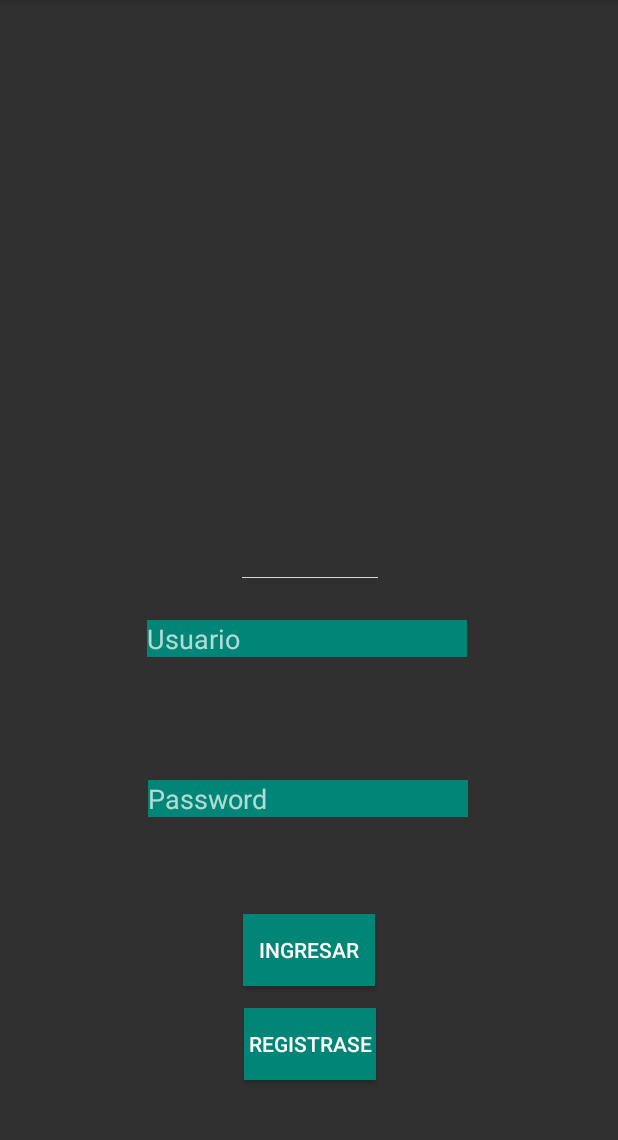
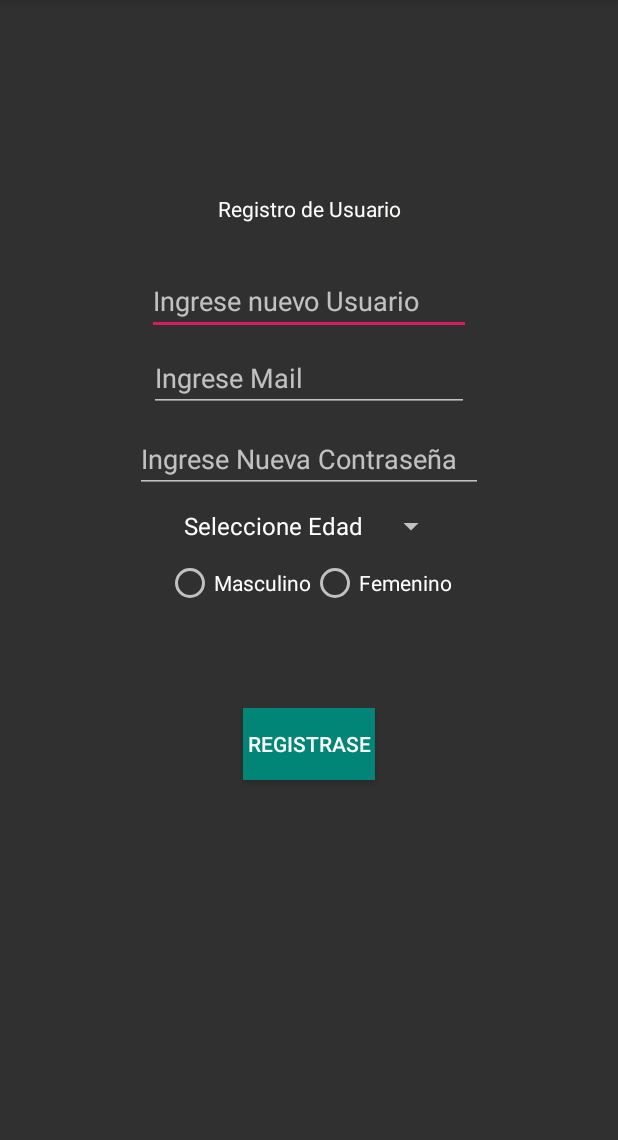
Before and after one commit to AlejandroPerezGarcia/LoginPage, an Android app: the screen it shows after launch (MainActivity before the commit, RegistroUsuario after it), after a tap on "REGISTRASE", on a phone screen of 412 x 824 dp, the part 84-1224 px from its top. Run offline under Robolectric (Android 15) with nearby library versions, the phone set to English and light mode, and no system bars; our stand-ins replace Picasso; pictures from the network do not load.

Commit message:
desafio parte 2

```diff
--- a/app/build.gradle
+++ b/app/build.gradle
@@ -24,6 +24,7 @@ dependencies {
     implementation 'androidx.appcompat:appcompat:1.1.0'
     implementation 'androidx.constraintlayout:constraintlayout:1.1.3'
     implementation 'com.squareup.picasso:picasso:2.71828'
+    implementation 'com.google.android.material:material:1.1.0'
     testImplementation 'junit:junit:4.12'
     androidTestImplementation 'androidx.test.ext:junit:1.1.1'
     androidTestImplementation 'androidx.test.espresso:espresso-core:3.2.0'
--- a/app/src/main/java/cl/desafiolatam/loginpage/MainActivity.java
+++ b/app/src/main/java/cl/desafiolatam/loginpage/MainActivity.java
@@ -34,7 +34,7 @@ public class MainActivity extends AppCompatActivity {
         btntoast.setOnClickListener(new View.OnClickListener() {
             @Override
             public void onClick(View v) {
-                Toast.makeText(getApplicationContext(), "Usuario ingreso con exito", Toast.LENGTH_SHORT).show();
+                startActivity(new Intent(MainActivity.this, ActivitiHome.class));
 
             }
         });
--- a/app/src/main/java/cl/desafiolatam/loginpage/RegistroUsuario.java
+++ b/app/src/main/java/cl/desafiolatam/loginpage/RegistroUsuario.java
@@ -1,4 +1,7 @@
 package cl.desafiolatam.loginpage;
+
+import android.os.Bundle;
+import android.widget.Spinner;
 
 import androidx.appcompat.app.AppCompatActivity;
 
@@ -7,7 +10,15 @@ public class RegistroUsuario extends AppCompatActivity {
 
 
 
+    protected void onCreate(Bundle savedInstanceState) {
+        super.onCreate(savedInstanceState);
+        setContentView(R.layout.ingreso_usuario);
 
 
 
+
+
+    }
+
+
 }
--- a/app/src/main/res/layout/ingreso_usuario.xml
+++ b/app/src/main/res/layout/ingreso_usuario.xml
@@ -1,22 +1,22 @@
 <?xml version="1.0" encoding="utf-8"?>
-<androidx.constraintlayout.widget.ConstraintLayout
-    xmlns:android="http://schemas.android.com/apk/res/android"
+<androidx.constraintlayout.widget.ConstraintLayout xmlns:android="http://schemas.android.com/apk/res/android"
     xmlns:app="http://schemas.android.com/apk/res-auto"
     xmlns:tools="http://schemas.android.com/tools"
     android:layout_width="match_parent"
-    android:layout_height="match_parent">
+    android:layout_height="match_parent"
+    android:orientation="horizontal">
 
 
-     <TextView
+    <TextView
         android:id="@+id/textView"
-        android:layout_width="wrap_content"
+        android:layout_width="0dp"
         android:layout_height="wrap_content"
         android:layout_marginStart="145dp"
-        android:layout_marginTop="89dp"
-        android:layout_marginEnd="145dp"
-        android:layout_marginBottom="623dp"
+        android:layout_marginTop="70dp"
+        android:layout_marginEnd="140dp"
+        android:layout_marginBottom="560dp"
+        android:text="@string/app_registro_usuario"
         android:textColor="@color/colorLetras"
-        android:text="@string/app_registro_usuario"
         app:layout_constraintBottom_toBottomOf="parent"
         app:layout_constraintEnd_toEndOf="parent"
         app:layout_constraintStart_toStartOf="parent"
@@ -24,39 +24,113 @@
 
     <EditText
         android:id="@+id/editText"
-        android:layout_width="wrap_content"
+        android:layout_width="0dp"
         android:layout_height="wrap_content"
-        android:layout_marginStart="99dp"
-        android:layout_marginTop="55dp"
+        android:layout_marginStart="98dp"
+        android:layout_marginTop="20dp"
         android:layout_marginEnd="98dp"
-        android:layout_marginBottom="21dp"
+        android:layout_marginBottom="20dp"
         android:ems="10"
+        android:entries="@array/edades"
         android:hint="@string/app_nuevo_usuario"
         android:inputType="textPersonName"
-        android:text="Name"
-        android:entries="@array/edades"
         app:layout_constraintBottom_toTopOf="@+id/editText5"
         app:layout_constraintEnd_toEndOf="parent"
+        app:layout_constraintHorizontal_bias="1.0"
         app:layout_constraintStart_toStartOf="parent"
         app:layout_constraintTop_toBottomOf="@+id/textView" />
 
     <EditText
         android:id="@+id/editText5"
-        android:layout_width="wrap_content"
+        android:layout_width="0dp"
         android:layout_height="wrap_content"
+        android:layout_marginStart="90dp"
+        android:layout_marginTop="31dp"
+        android:layout_marginEnd="90dp"
+        android:layout_marginBottom="20dp"
         android:ems="10"
         android:hint="@string/app_ingrese_password"
         android:inputType="textPassword"
-        tools:layout_editor_absoluteX="99dp"
-        tools:layout_editor_absoluteY="256dp" />
+        android:maxLength="6"
+        app:layout_constraintBottom_toTopOf="@+id/spinner"
+        app:layout_constraintEnd_toEndOf="parent"
+        app:layout_constraintHorizontal_bias="0.0"
+        app:layout_constraintStart_toStartOf="parent"
+        app:layout_constraintTop_toBottomOf="@+id/editText" />
+
+    <Spinner
+        android:id="@+id/spinner"
+        android:layout_width="wrap_content"
+        android:layout_height="wrap_content"
+        android:layout_marginTop="10dp"
+        android:layout_marginBottom="10dp"
+        android:entries="@array/edades"
+        android:spinnerMode="dialog"
+
+        app:layout_constraintEnd_toEndOf="parent"
+        app:layout_constraintStart_toStartOf="parent"
+        app:layout_constraintTop_toBottomOf="@+id/editText5" />
+
+    <EditText
+        android:id="@+id/editText2"
+        android:layout_width="wrap_content"
+        android:layout_height="wrap_content"
+        android:layout_marginStart="99dp"
+        android:layout_marginTop="17dp"
+        android:layout_marginEnd="99dp"
+        android:layout_marginBottom="19dp"
+        android:ems="10"
+        android:hint="@string/app_email"
+        android:inputType="textEmailAddress"
+        app:layout_constraintBottom_toTopOf="@+id/editText5"
+        app:layout_constraintEnd_toEndOf="parent"
+        app:layout_constraintStart_toStartOf="parent"
+        app:layout_constraintTop_toBottomOf="@+id/editText" />
 
 
-    <Spinner
-        android:id="@+id/spinner4"
+    <Button
+        android:id="@+id/button3"
         android:layout_width="wrap_content"
         android:layout_height="wrap_content"
-        tools:layout_editor_absoluteX="181dp"
-        tools:layout_editor_absoluteY="353dp" />
+        android:layout_marginStart="175dp"
+        android:layout_marginTop="67dp"
+        android:layout_marginEnd="175dp"
+        android:layout_marginBottom="248dp"
+        android:background="@color/colorPrimary"
+        android:text="@string/app_registrarse"
+        android:textColor="@color/colorLetras"
+        app:layout_constraintBottom_toBottomOf="parent"
+        app:layout_constraintEnd_toEndOf="parent"
+        app:layout_constraintStart_toStartOf="parent"
+        app:layout_constraintTop_toBottomOf="@+id/radioGroup" />
+
+    <RadioGroup
+        android:id="@+id/radioGroup"
+        android:layout_width="wrap_content"
+        android:layout_height="wrap_content"
+        android:layout_marginTop="10dp"
+        android:orientation="horizontal"
+        app:layout_constraintEnd_toEndOf="parent"
+
+
+        app:layout_constraintStart_toStartOf="parent"
+        app:layout_constraintTop_toBottomOf="@+id/spinner">
+
+        <RadioButton
+            android:id="@+id/radioButton4"
+            android:layout_width="wrap_content"
+            android:layout_height="wrap_content"
+
+            android:text="@string/app_masculino" />
+
+        <RadioButton
+            android:id="@+id/radioButton6"
+            android:layout_width="wrap_content"
+            android:layout_height="wrap_content"
+
+            android:text="@string/app_fememino" />
+
+    </RadioGroup>
 
 
 </androidx.constraintlayout.widget.ConstraintLayout>
--- /dev/null
+++ b/app/src/main/res/values/dimens.xml
@@ -0,0 +1,3 @@
+<resources>
+    <dimen name="fab_margin">16dp</dimen>
+</resources>
--- a/app/src/main/res/values/strings.xml
+++ b/app/src/main/res/values/strings.xml
@@ -9,6 +9,9 @@
     <string name="app_ingrese_password">Ingrese Nueva Contraseña</string>
     <string name="app_ingreso_edad">ingrese su Edad</string>
     <string name="app_registrarse">Registrase</string>
+    <string name="app_email">Ingrese Mail</string>
+    <string name="app_masculino">Masculino</string>
+    <string name="app_fememino">Femenino</string>
 
 
     <string-array name="edades">
@@ -39,4 +42,7 @@
         <item>39</item>
         <item>40</item>
     </string-array>
+    <string name="title_activity_activiti_home">ActivitiHome</string>
+
+
 </resources>
--- a/app/src/main/res/values/styles.xml
+++ b/app/src/main/res/values/styles.xml
@@ -8,7 +8,14 @@
         <item name="colorAccent">@color/colorAccent</item>
     </style>
 
+    <style name="AppTheme.NoActionBar">
+        <item name="windowActionBar">false</item>
+        <item name="windowNoTitle">true</item>
+    </style>
 
+    <style name="AppTheme.AppBarOverlay" parent="ThemeOverlay.AppCompat.Dark.ActionBar" />
+
+    <style name="AppTheme.PopupOverlay" parent="ThemeOverlay.AppCompat.Light" />
 
 
 </resources>
```
Also changed, not shown: app/src/main/AndroidManifest.xml (+7 -4 lines), app/src/main/java/cl/desafiolatam/loginpage/ActivitiHome.java (added, +25 -0 lines), app/src/main/res/layout/activity_activiti_home.xml (added, +23 -0 lines).
